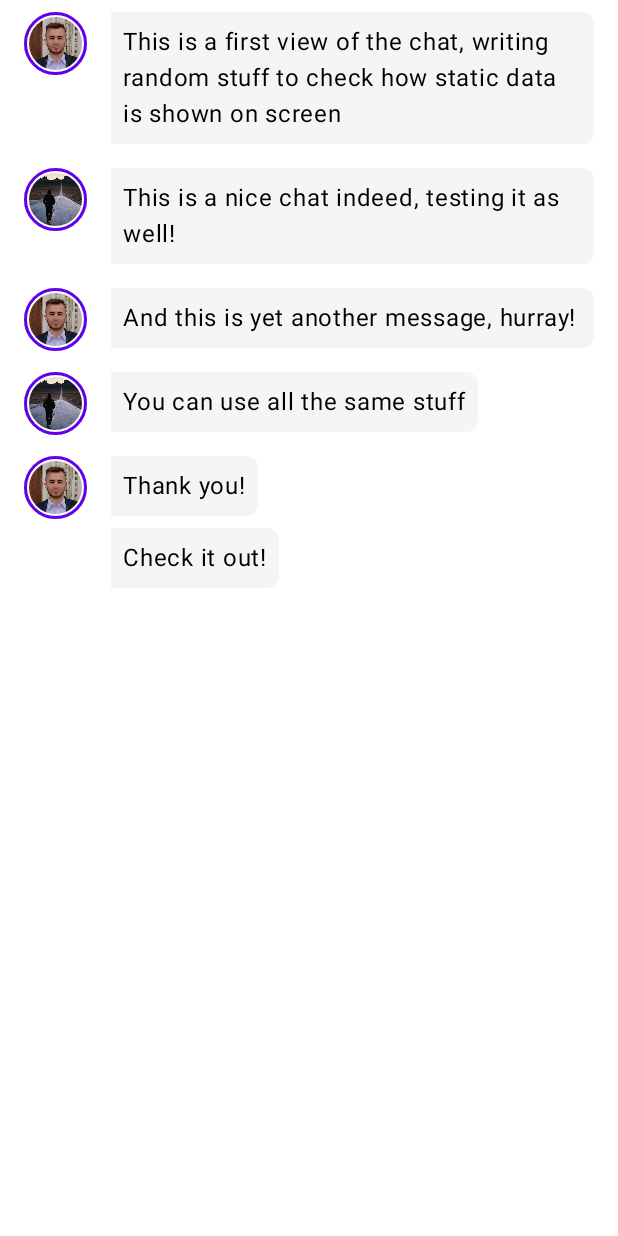
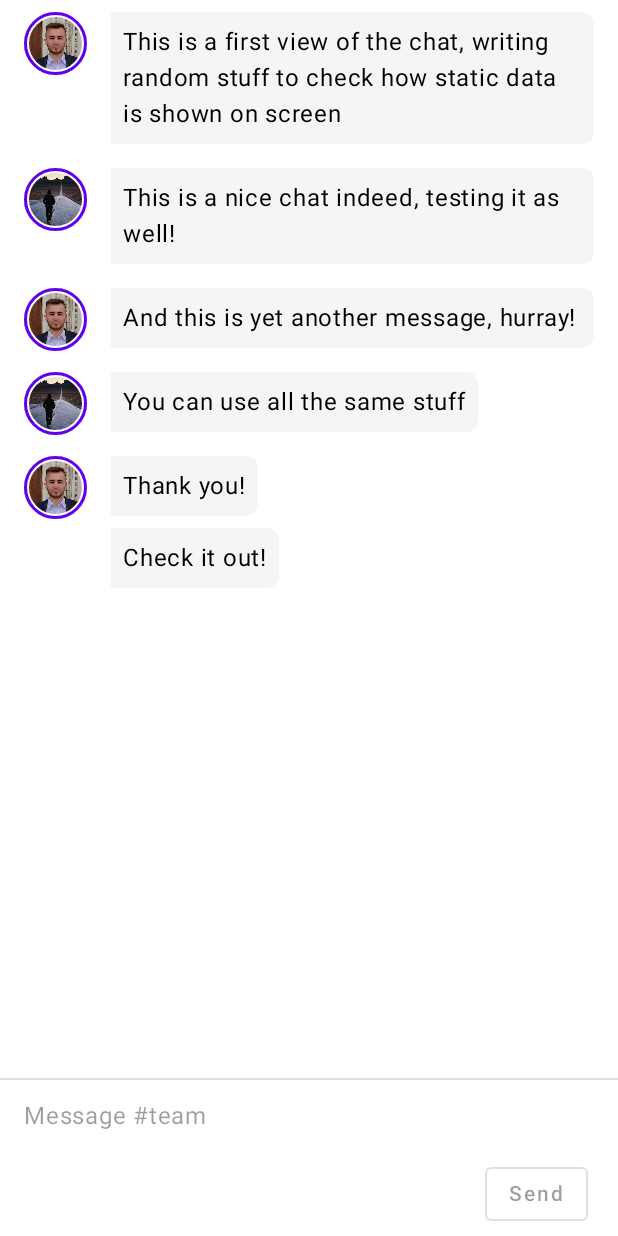
Before and after one commit to DinuBotan/TeamFinder, an Android app built with Jetpack Compose: the @Preview function ConversationPreview, on a phone screen of 412 x 824 dp. Run offline under Robolectric (Android 15) with nearby library versions, the phone set to English and light mode, and no system bars; network calls fail.

Commit message:
Added user input in chat

```diff
--- a/android/app/src/main/java/com/project/teamfinder/ui/conversation/Conversation.kt
+++ b/android/app/src/main/java/com/project/teamfinder/ui/conversation/Conversation.kt
@@ -19,15 +19,20 @@ import androidx.compose.ui.draw.clip
 import androidx.compose.ui.graphics.Color
 import androidx.compose.ui.layout.ContentScale
 import androidx.compose.ui.res.painterResource
+import androidx.compose.ui.res.stringResource
 import androidx.compose.ui.tooling.preview.Preview
 import androidx.compose.ui.unit.dp
 import com.project.teamfinder.data.exampleUiState
+import com.project.teamfinder.R
 
 @Composable
 fun ConversationContent(
     uiState: ConversationUiState,
     modifier: Modifier = Modifier
     ) {
+
+    val authorMe = stringResource(R.string.author_me)
+    val timeNow = stringResource(id = R.string.now)
 
     val scrollState = rememberLazyListState()
 
@@ -38,6 +43,13 @@ fun ConversationContent(
                     messages = uiState.messages,
                     modifier = Modifier.weight(1f),
                     scrollState = scrollState
+                )
+                UserInput(
+                    onMessageSent = { content ->
+                        uiState.addMessage(
+                            Message(authorMe, content, timeNow)
+                        )
+                    }
                 )
             }
         }
--- a/android/app/src/main/java/com/project/teamfinder/ui/conversation/ConversationUiState.kt
+++ b/android/app/src/main/java/com/project/teamfinder/ui/conversation/ConversationUiState.kt
@@ -7,6 +7,10 @@ class ConversationUiState(
     initialMessages: List<Message>
 ) {
     val messages: MutableList<Message> = mutableListOf(*initialMessages.toTypedArray())
+
+    fun addMessage(msg: Message) {
+        messages.add(0, msg)
+    }
 
 }
 
--- a/android/app/src/main/java/com/project/teamfinder/ui/conversation/MessageFormatter.kt
+++ b/android/app/src/main/java/com/project/teamfinder/ui/conversation/MessageFormatter.kt
@@ -13,6 +13,5 @@ fun messageFormatter(
     return buildAnnotatedString {
         var cursorPosition = 0
             append(text.slice(cursorPosition..text.lastIndex))
-
     }
 }
--- /dev/null
+++ b/android/app/src/main/java/com/project/teamfinder/ui/conversation/UserInput.kt
@@ -0,0 +1,189 @@
+package com.project.teamfinder.ui.conversation
+
+import androidx.compose.foundation.BorderStroke
+import androidx.compose.foundation.layout.*
+import androidx.compose.foundation.text.BasicTextField
+import androidx.compose.foundation.text.KeyboardOptions
+import androidx.compose.material.*
+import androidx.compose.runtime.*
+import androidx.compose.runtime.saveable.rememberSaveable
+import androidx.compose.ui.Alignment
+import androidx.compose.ui.Modifier
+import androidx.compose.ui.focus.onFocusChanged
+import androidx.compose.ui.graphics.SolidColor
+import androidx.compose.ui.res.stringResource
+import androidx.compose.ui.semantics.contentDescription
+import androidx.compose.ui.semantics.semantics
+import androidx.compose.ui.text.input.ImeAction
+import androidx.compose.ui.text.input.KeyboardType
+import androidx.compose.ui.text.input.TextFieldValue
+import androidx.compose.ui.tooling.preview.Preview
+import androidx.compose.ui.unit.dp
+import com.project.teamfinder.R
+import androidx.compose.ui.semantics.SemanticsPropertyKey
+import androidx.compose.ui.semantics.SemanticsPropertyReceiver
+
+enum class InputSelector {
+    NONE
+}
+
+@Composable
+fun UserInput(
+    onMessageSent: (String) -> Unit,
+    modifier: Modifier = Modifier,
+    resetScroll: () -> Unit = {},
+) {
+    var currentInputSelector by rememberSaveable { mutableStateOf(InputSelector.NONE) }
+    val dismissKeyboard = { currentInputSelector = InputSelector.NONE }
+
+    var textState by remember { mutableStateOf(TextFieldValue()) }
+
+    // Used to decide if the keyboard should be shown
+    var textFieldFocusState by remember { mutableStateOf(false) }
+
+    Column(modifier) {
+        Divider()
+        UserInputText(
+            textFieldValue = textState,
+            onTextChanged = { textState = it },
+            // Only show the keyboard if there's no input selector and text field has focus
+            keyboardShown = currentInputSelector == InputSelector.NONE && textFieldFocusState,
+            focusState = textFieldFocusState
+        )
+        UserInputSelector(
+            sendMessageEnabled = textState.text.isNotBlank(),
+            onMessageSent = {
+                onMessageSent(textState.text)
+                // Reset text field and close keyboard
+                textState = TextFieldValue()
+                // Move scroll to bottom
+                resetScroll()
+                dismissKeyboard()
+            },
+        )
+    }
+}
+
+@Composable
+private fun UserInputSelector(
+
+    sendMessageEnabled: Boolean,
+    onMessageSent: () -> Unit,
+    modifier: Modifier = Modifier
+) {
+    Row(
+        modifier = modifier
+            .height(56.dp)
+            .wrapContentHeight()
+            .padding(horizontal = 4.dp),
+        verticalAlignment = Alignment.CenterVertically
+    ) {
+
+
+        val border = if (!sendMessageEnabled) {
+            BorderStroke(
+                width = 1.dp,
+                color = MaterialTheme.colors.onSurface.copy(alpha = 0.12f)
+            )
+        } else {
+            null
+        }
+        Spacer(modifier = Modifier.weight(1f))
+
+        val disabledContentColor =
+            MaterialTheme.colors.onSurface.copy(alpha = ContentAlpha.disabled)
+
+        val buttonColors = ButtonDefaults.buttonColors(
+            disabledBackgroundColor = MaterialTheme.colors.surface,
+            disabledContentColor = disabledContentColor
+        )
+
+        // Send button
+        Button(
+            modifier = Modifier
+                .padding(horizontal = 16.dp)
+                .height(36.dp),
+            enabled = sendMessageEnabled,
+            onClick = onMessageSent,
+            colors = buttonColors,
+            border = border,
+            contentPadding = PaddingValues(0.dp)
+        ) {
+            Text(
+                stringResource(id = R.string.send),
+                modifier = Modifier.padding(horizontal = 16.dp)
+            )
+        }
+    }
+}
+
+val KeyboardShownKey = SemanticsPropertyKey<Boolean>("KeyboardShownKey")
+var SemanticsPropertyReceiver.keyboardShownProperty by KeyboardShownKey
+
+@Composable
+private fun UserInputText(
+    keyboardType: KeyboardType = KeyboardType.Text,
+    onTextChanged: (TextFieldValue) -> Unit,
+    textFieldValue: TextFieldValue,
+    keyboardShown: Boolean,
+    focusState: Boolean
+) {
+    val a11ylabel = stringResource(id = R.string.textfield_desc)
+    Row(
+        modifier = Modifier
+            .fillMaxWidth()
+            .height(48.dp)
+            .semantics {
+                contentDescription = a11ylabel
+                keyboardShownProperty = keyboardShown
+            },
+        horizontalArrangement = Arrangement.End
+    ) {
+        Surface {
+            Box(
+                modifier = Modifier
+                    .height(48.dp)
+                    .weight(1f)
+                    .align(Alignment.Bottom)
+            ) {
+                var lastFocusState by remember { mutableStateOf(false) }
+                BasicTextField(
+                    value = textFieldValue,
+                    onValueChange = { onTextChanged(it) },
+                    modifier = Modifier
+                        .fillMaxWidth()
+                        .padding(start = 16.dp)
+                        .align(Alignment.CenterStart)
+                        .onFocusChanged { state ->
+                            lastFocusState = state.isFocused
+                        },
+                    keyboardOptions = KeyboardOptions(
+                        keyboardType = keyboardType,
+                        imeAction = ImeAction.Send
+                    ),
+                    maxLines = 1,
+                    cursorBrush = SolidColor(LocalContentColor.current),
+                    textStyle = LocalTextStyle.current.copy(color = LocalContentColor.current)
+                )
+
+                val disableContentColor =
+                    MaterialTheme.colors.onSurface.copy(alpha = ContentAlpha.disabled)
+                if (textFieldValue.text.isEmpty() && !focusState) {
+                    Text(
+                        modifier = Modifier
+                            .align(Alignment.CenterStart)
+                            .padding(start = 16.dp),
+                        text = stringResource(id = R.string.textfield_hint),
+                        style = MaterialTheme.typography.body1.copy(color = disableContentColor)
+                    )
+                }
+            }
+        }
+    }
+}
+
+@Preview
+@Composable
+fun UserInputPreview() {
+    UserInput(onMessageSent = {})
+}
--- a/android/app/src/main/res/values/strings.xml
+++ b/android/app/src/main/res/values/strings.xml
@@ -5,4 +5,13 @@
     <string name="now">8:30 PM</string>
     <string name="attached_image">Attached image</string>
     <string name="textfield_desc">Text input</string>
+
+    <string name="back">Navigate up</string>
+    <string name="search">Search</string>
+    <string name="info">Information</string>
+    <string name="more_options">More options</string>
+    <string name="send">Send</string>
+    <string name="textfield_hint">Message #team</string>
+    <string name="emojis_label">Emojis</string>
+
 </resources>
```
